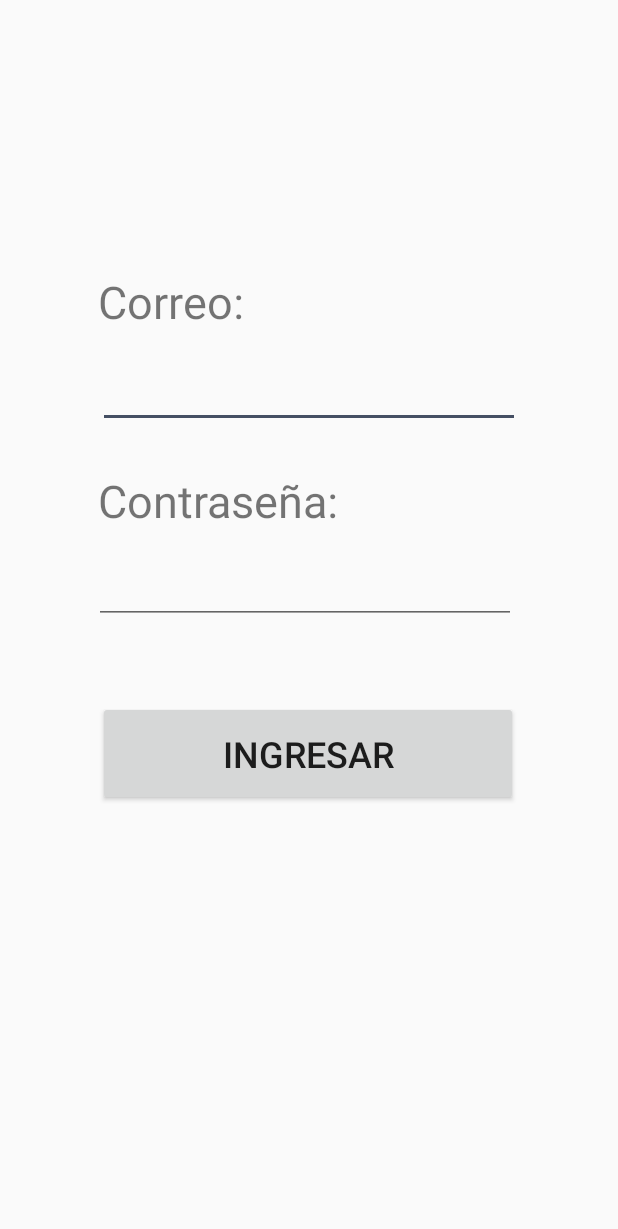
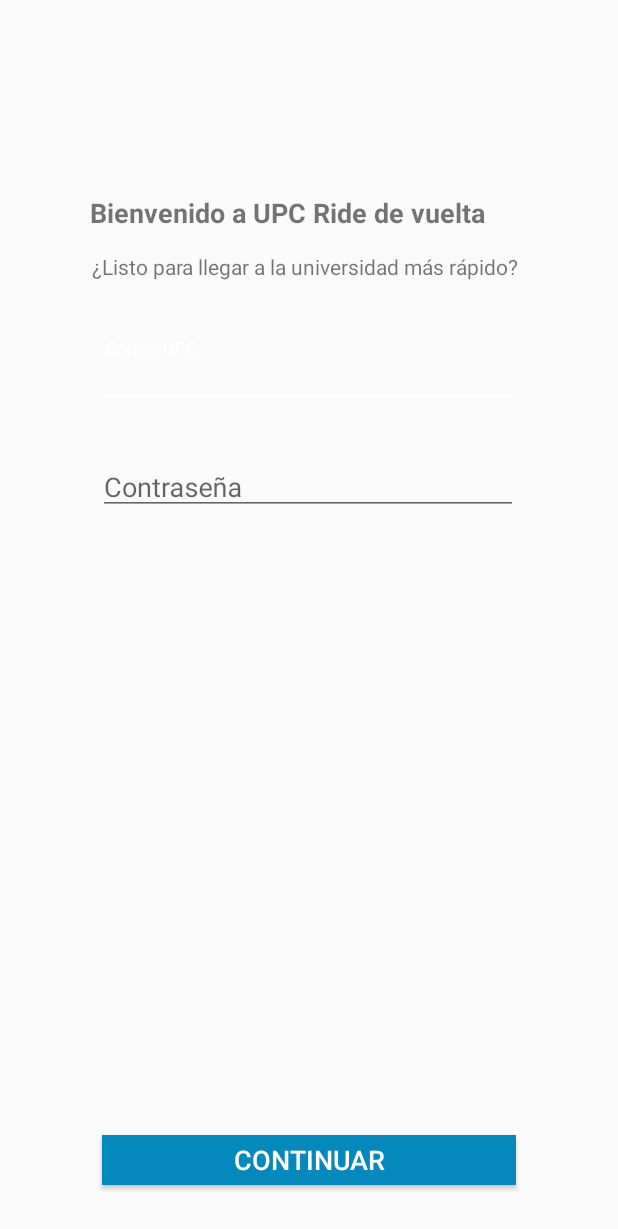
Before and after one commit to Cesar947/UPCRideMoviles, an Android app: the LoginActivity screen opened directly, with no data from a screen before it, on a phone screen of 412 x 824 dp. Shown: the top 1229 px of the screen. Run offline under Robolectric (Android 15) with nearby library versions, the phone set to English and light mode, and no system bars.

Commit message:
Vista Login

```diff
--- a/UPCRideKotlin/app/build.gradle
+++ b/UPCRideKotlin/app/build.gradle
@@ -40,6 +40,10 @@
     androidTestImplementation 'androidx.test.espresso:espresso-core:3.2.0'
     implementation 'com.google.maps.android:android-maps-utils:0.5'
 
+
+
+    implementation 'com.google.android.material:material:1.2.0-alpha01'
+
     implementation 'com.squareup.retrofit2:retrofit:2.6.2'
     implementation 'com.google.code.gson:gson:2.8.2'
     implementation 'com.squareup.retrofit2:converter-gson:2.4.0'
--- a/UPCRideKotlin/app/src/main/res/layout/activity_login.xml
+++ b/UPCRideKotlin/app/src/main/res/layout/activity_login.xml
@@ -2,70 +2,92 @@
 <androidx.constraintlayout.widget.ConstraintLayout xmlns:android="http://schemas.android.com/apk/res/android"
     xmlns:app="http://schemas.android.com/apk/res-auto"
     xmlns:tools="http://schemas.android.com/tools"
+    app:theme="@style/ToolTheme"
     android:layout_width="match_parent"
     android:layout_height="match_parent"
-    tools:context=".LoginActivity">
+    tools:context=".LoginActivity" >
 
-    <EditText
-        android:id="@+id/etCorreoLogin"
-        android:layout_width="281dp"
-        android:layout_height="57dp"
-        android:ems="10"
-        android:inputType="textEmailAddress"
+    <TextView
+        android:id="@+id/textView2"
+        android:layout_width="wrap_content"
+        android:layout_height="wrap_content"
+        android:text="Bienvenido a UPC Ride de vuelta"
+        android:textSize="18sp"
+        android:textStyle="bold"
+        app:layout_constraintBottom_toBottomOf="parent"
+        app:layout_constraintEnd_toEndOf="parent"
+        app:layout_constraintHorizontal_bias="0.405"
+        app:layout_constraintStart_toStartOf="parent"
+        app:layout_constraintTop_toTopOf="parent"
+        app:layout_constraintVertical_bias="0.162" />
+
+    <TextView
+        android:id="@+id/textView3"
+        android:layout_width="wrap_content"
+        android:layout_height="wrap_content"
+        android:text="¿Listo para llegar a la universidad más rápido?"
+        app:layout_constraintBottom_toBottomOf="parent"
+        app:layout_constraintEnd_toEndOf="parent"
+        app:layout_constraintHorizontal_bias="0.48"
+        app:layout_constraintStart_toStartOf="parent"
+        app:layout_constraintTop_toTopOf="parent"
+        app:layout_constraintVertical_bias="0.209" />
+
+
+    <Button
+        android:id="@+id/btnIngresarLogin"
+        android:layout_width="276dp"
+        android:layout_height="33dp"
+        android:background="@color/colorPrimary"
+        android:bottomLeftRadius="120dp"
+        android:bottomRightRadius="20dp"
+        android:text="Continuar"
+        android:textColor="@color/common_google_signin_btn_text_dark_pressed"
+        android:textColorHint="@color/common_google_signin_btn_text_dark_default"
+        android:textSize="18sp"
+        android:topLeftRadius="10dp"
+        android:topRightRadius="10dp"
         app:layout_constraintBottom_toBottomOf="parent"
         app:layout_constraintEnd_toEndOf="parent"
         app:layout_constraintStart_toStartOf="parent"
         app:layout_constraintTop_toTopOf="parent"
-        app:layout_constraintVertical_bias="0.297" />
+        app:layout_constraintVertical_bias="0.957" />
 
-    <EditText
-        android:id="@+id/etContraseñaLogin"
-        android:layout_width="281dp"
-        android:layout_height="62dp"
-        android:ems="10"
-        android:inputType="textPassword"
+    <com.google.android.material.textfield.TextInputLayout
+        android:id="@+id/etCorreoLogin"
+        android:layout_width="280dp"
+        android:layout_height="46dp"
+        android:hint="Correo UPC"
         app:layout_constraintBottom_toBottomOf="parent"
         app:layout_constraintEnd_toEndOf="parent"
-        app:layout_constraintHorizontal_bias="0.481"
         app:layout_constraintStart_toStartOf="parent"
-        app:layout_constraintTop_toBottomOf="@+id/Contraseñalbl"
-        app:layout_constraintVertical_bias="0.0" />
+        app:layout_constraintTop_toTopOf="parent"
+        app:layout_constraintVertical_bias="0.29000002">
 
-    <Button
-        android:id="@+id/btnIngresarLogin"
+        <com.google.android.material.textfield.TextInputEditText
+            android:layout_width="match_parent"
+            android:layout_height="wrap_content" />
+
+    </com.google.android.material.textfield.TextInputLayout>
+
+    <com.google.android.material.textfield.TextInputLayout
+        android:id="@+id/etContraseñaLogin"
         android:layout_width="280dp"
-        android:layout_height="70dp"
-        android:text="Ingresar"
-        android:textSize="24sp"
+        android:layout_height="46dp"
+        android:hint="Contraseña"
         app:layout_constraintBottom_toBottomOf="parent"
         app:layout_constraintEnd_toEndOf="parent"
         app:layout_constraintHorizontal_bias="0.496"
         app:layout_constraintStart_toStartOf="parent"
-        app:layout_constraintTop_toBottomOf="@+id/etContraseñaLogin"
-        app:layout_constraintVertical_bias="0.152" />
+        app:layout_constraintTop_toTopOf="parent"
+        app:layout_constraintVertical_bias="0.382">
 
-    <TextView
-        android:id="@+id/Correolbl"
-        android:layout_width="108dp"
-        android:layout_height="38dp"
-        android:text="Correo:"
-        android:textSize="30sp"
-        app:layout_constraintBottom_toTopOf="@+id/etCorreoLogin"
-        app:layout_constraintEnd_toEndOf="parent"
-        app:layout_constraintHorizontal_bias="0.214"
-        app:layout_constraintStart_toStartOf="parent"
-        app:layout_constraintTop_toTopOf="parent"
-        app:layout_constraintVertical_bias="0.95" />
+        <com.google.android.material.textfield.TextInputEditText
+            android:layout_width="match_parent"
+            android:layout_height="wrap_content"
+            android:inputType="textPassword" />
 
-    <TextView
-        android:id="@+id/Contraseñalbl"
-        android:layout_width="wrap_content"
-        android:layout_height="wrap_content"
-        android:layout_marginTop="28dp"
-        android:text="Contraseña:"
-        android:textSize="30sp"
-        app:layout_constraintEnd_toEndOf="parent"
-        app:layout_constraintHorizontal_bias="0.261"
-        app:layout_constraintStart_toStartOf="parent"
-        app:layout_constraintTop_toBottomOf="@+id/etCorreoLogin" />
+
+    </com.google.android.material.textfield.TextInputLayout>
+
 </androidx.constraintlayout.widget.ConstraintLayout>
--- a/UPCRideKotlin/app/src/main/res/values/colors.xml
+++ b/UPCRideKotlin/app/src/main/res/values/colors.xml
@@ -1,6 +1,6 @@
 <?xml version="1.0" encoding="utf-8"?>
 <resources>
-    <color name="colorPrimary">#008577</color>
+    <color name="colorPrimary">#0589BD</color>
     <color name="colorPrimaryDark">#00574B</color>
     <color name="colorAccent">#D81B60</color>
 </resources>
--- a/UPCRideKotlin/app/src/main/res/values/styles.xml
+++ b/UPCRideKotlin/app/src/main/res/values/styles.xml
@@ -14,4 +14,8 @@
         <item name="colorPrimary">#0378A6</item>
         <item name="colorAccent">#ffffff</item>
     </style>
+
+    <style name="LoginTextInputLayoutStyle" parent="Widget.MaterialComponents.TextInputLayout.OutlinedBox">
+        <item name="colorAccent">#0378A6</item>
+    </style>
 </resources>
```
Also changed, not shown: UPCRideKotlin/app/src/main/java/com/example/upcridekotlin/LoginActivity.kt (+12 -8 lines), UPCRideKotlin/app/src/main/res/layout/activity_main.xml (+20 -17 lines), UPCRideKotlin/app/src/main/res/layout/fragment_perfil.xml (+46 -24 lines), UPCRideKotlin/app/src/main/res/drawable/icon_add_light.png (added).
